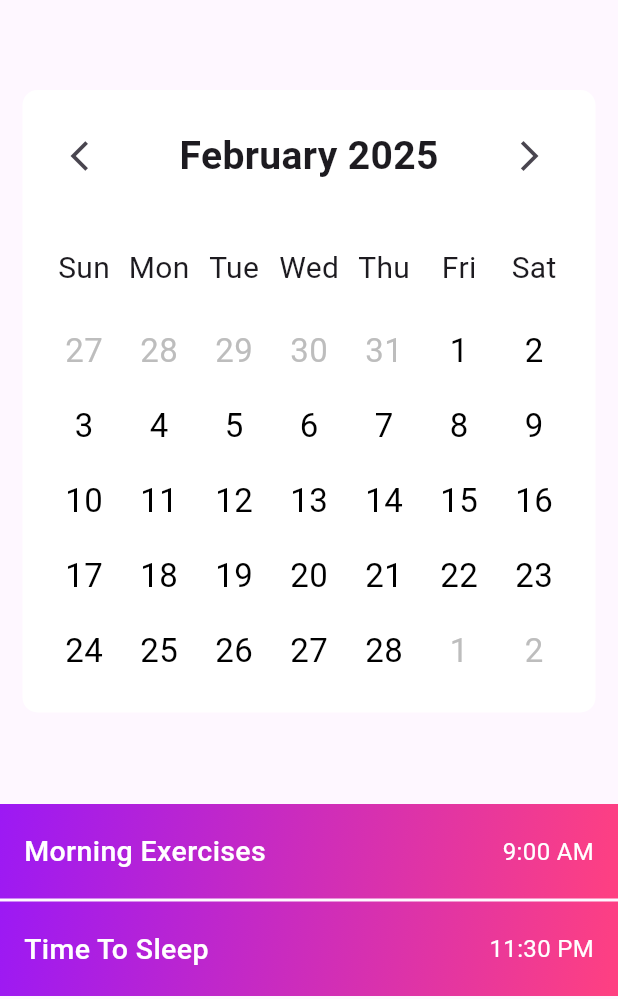
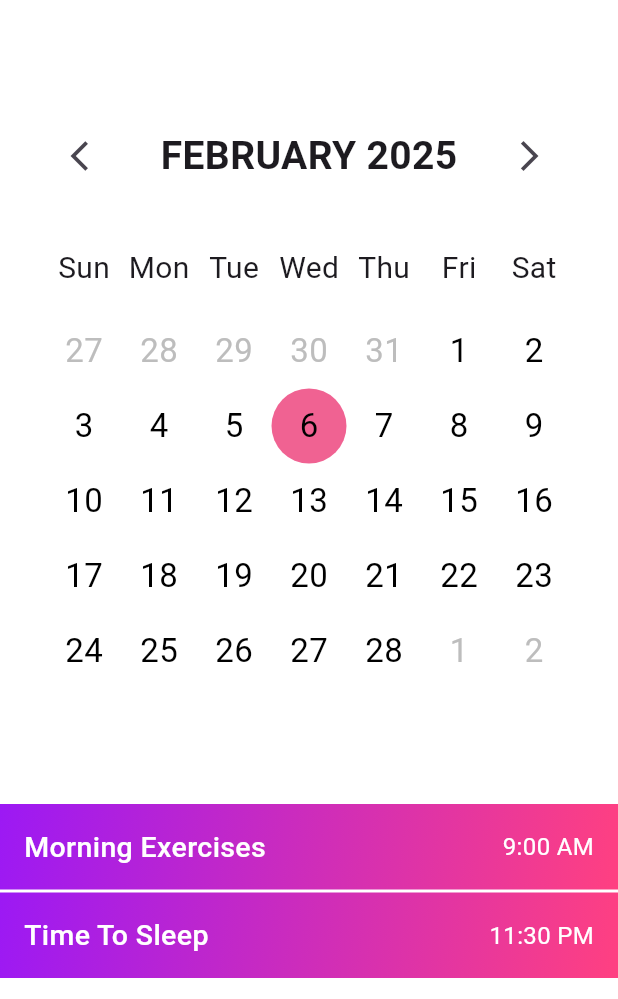
Before and after one commit to white-hacker-irfu/school-see-smart-calendar, a Flutter app: the screen it shows after launch, on a phone screen of 412 x 824 dp, the part 237-1236 px from its top. Run offline on Flutter 3.47's test engine with Material 3 defaults, Android fonts, the phone set to English and light mode, and no system bars.

Commit message:
Set app background to white and capitalize month names

```diff
--- a/lib/main.dart
+++ b/lib/main.dart
@@ -14,12 +14,14 @@ class MyApp extends StatelessWidget {
       title: 'Smart Calendar',
       theme: ThemeData(
         primarySwatch: Colors.purple,
+        scaffoldBackgroundColor: Colors.white, // Set app background to white
       ),
       debugShowCheckedModeBanner: false,
       home: CalendarScreen(),
     );
   }
 }
+
 
 class CalendarScreen extends StatefulWidget {
   @override
@@ -128,9 +130,9 @@ class _CalendarScreenState extends State<CalendarScreen> {
           ),
           Flexible(
             child: Text(
-              DateFormat('MMMM yyyy').format(_currentMonth), // No capitalization
+              DateFormat('MMMM yyyy').format(_currentMonth).toUpperCase(), // Convert to uppercase
               style: TextStyle(fontSize: 26, fontWeight: FontWeight.bold),
-              overflow: TextOverflow.ellipsis, // Prevents overflow issue
+              overflow: TextOverflow.ellipsis,
             ),
           ),
           IconButton(
@@ -145,6 +147,7 @@ class _CalendarScreenState extends State<CalendarScreen> {
       ),
     );
   }
+
 
   Widget _buildDaysOfWeek() {
     return Padding(
@@ -196,13 +199,18 @@ class _CalendarScreenState extends State<CalendarScreen> {
   }
 
   Widget _buildDayCell(int day, {bool isFaded = false}) {
-    bool isSelected = _selectedDay == DateTime(_currentMonth.year, _currentMonth.month, day);
+    DateTime dayDate = DateTime(_currentMonth.year, _currentMonth.month, day);
+    bool isSelected = !isFaded &&
+        _selectedDay.year == dayDate.year &&
+        _selectedDay.month == dayDate.month &&
+        _selectedDay.day == dayDate.day;
+
     return GestureDetector(
       onTap: isFaded
-          ? null
+          ? null  // Prevent selection of faded (previous/next month) dates
           : () {
         setState(() {
-          _selectedDay = DateTime(_currentMonth.year, _currentMonth.month, day);
+          _selectedDay = dayDate;
         });
       },
       child: Container(
@@ -224,6 +232,7 @@ class _CalendarScreenState extends State<CalendarScreen> {
     );
   }
 
+
   Widget _buildEventList() {
     return ListView.builder(
       padding: const EdgeInsets.all(0.0),
@@ -240,7 +249,7 @@ class _CalendarScreenState extends State<CalendarScreen> {
             ),
           ),
           child: Padding(
-            padding: EdgeInsets.symmetric(horizontal: eventPadding, vertical: 18.0),
+            padding: EdgeInsets.symmetric(horizontal: eventPadding, vertical: 15.0),
             child: Row(
               mainAxisAlignment: MainAxisAlignment.spaceBetween,
               children: [
```
